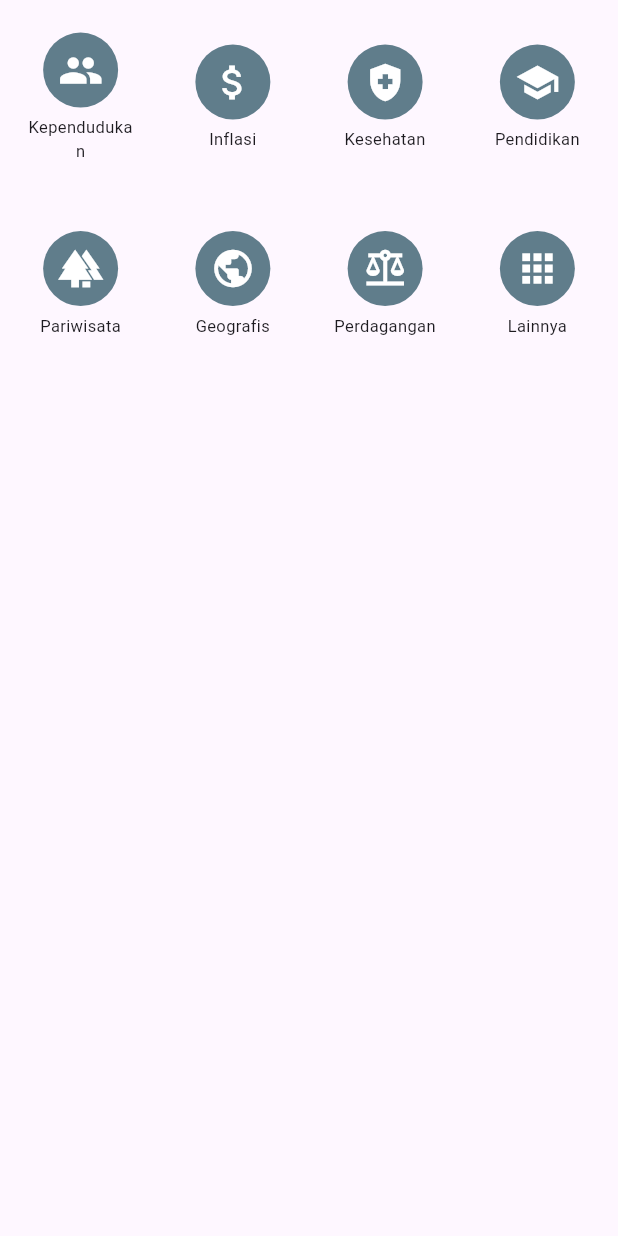
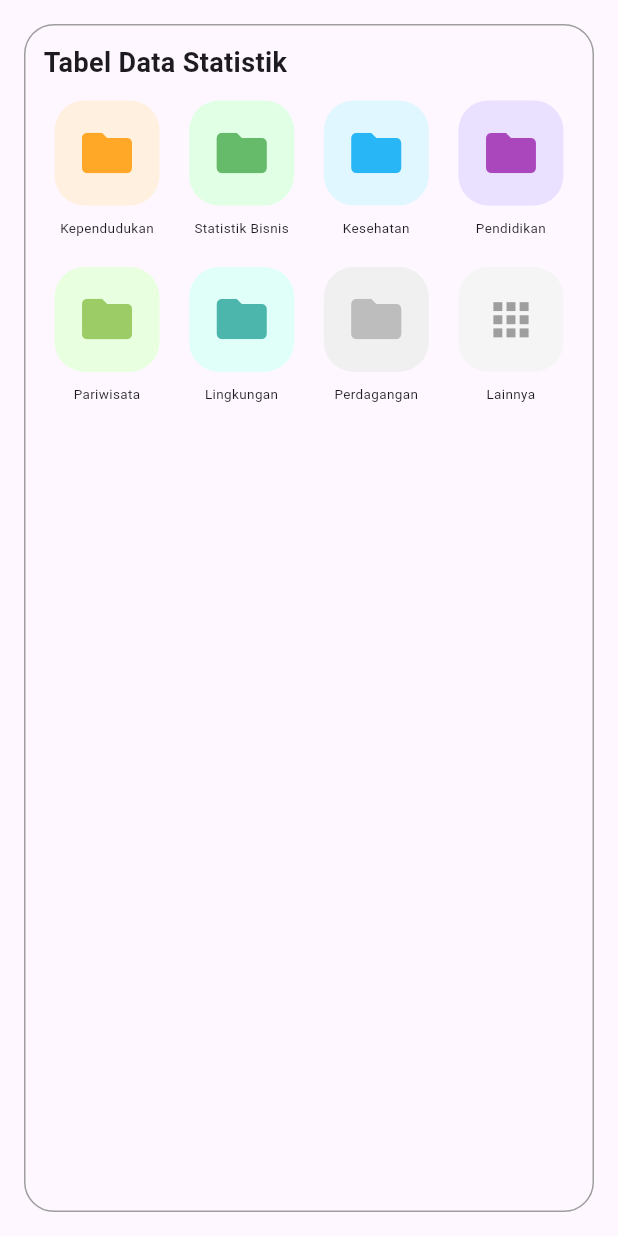
Before and after one commit to AmmaarSiraj/SITIGA, a Flutter app: the CategoryGrid widget shown alone on an empty page, opened directly, on a phone screen of 412 x 824 dp. Run offline on Flutter 3.47's test engine with Material 3 defaults, Android fonts, the phone set to English and light mode, and no system bars; our stand-ins replace carousel_slider, flutter_html, flutter_svg, gallery_saver, google_fonts, html_unescape and 2 more; network calls fail; statements that could not run were skipped; project files that could hold a hidden picture were left out.

Commit message:
part tabel

```diff
--- a/lib/HomeScreen/part_tabel.dart
+++ b/lib/HomeScreen/part_tabel.dart
@@ -1,60 +1,208 @@
 import 'package:flutter/material.dart';
+import 'package:http/http.dart' as http;
+import 'package:flutter_svg/flutter_svg.dart';
+import 'dart:convert';
 
-class CategoryGrid extends StatelessWidget {
-  final List<Map<String, dynamic>> categories = [
-    {'icon': Icons.people, 'label': 'Kependudukan'},
-    {'icon': Icons.attach_money, 'label': 'Inflasi'},
-    {'icon': Icons.health_and_safety, 'label': 'Kesehatan'},
-    {'icon': Icons.school, 'label': 'Pendidikan'},
-    {'icon': Icons.forest, 'label': 'Pariwisata'},
-    {'icon': Icons.public, 'label': 'Geografis'},
-    {'icon': Icons.balance, 'label': 'Perdagangan'},
+class CategoryGrid extends StatefulWidget {
+  const CategoryGrid({Key? key}) : super(key: key);
+
+  @override
+  _CategoryGridState createState() => _CategoryGridState();
+}
+
+class _CategoryGridState extends State<CategoryGrid> {
+  List<Map<String, dynamic>> subjects = [];
+  bool isLoading = true;
+
+  final List<Map<String, dynamic>> predefinedCategories = [
+    {'label': 'Kependudukan'},
+    {'label': 'Statistik Bisnis'},
+    {'label': 'Kesehatan'},
+    {'label': 'Pendidikan'},
+    {'label': 'Pariwisata'},
+    {'label': 'Lingkungan'},
+    {'label': 'Perdagangan'},
     {'icon': Icons.apps, 'label': 'Lainnya'},
   ];
 
-  CategoryGrid({Key? key}) : super(key: key);
+  final List<Color> backgroundColors = [
+    Color(0xFFFFF0E0),
+    Color(0xFFE0FFE5),
+    Color(0xFFE0F7FF),
+    Color(0xFFEAE0FF),
+    Color(0xFFE8FFE0),
+    Color(0xFFE0FFF8),
+    Color(0xFFF0F0F0),
+    Color(0xFFF5F5F5),
+  ];
+
+  final List<Color> iconColors = [
+    Color(0xFFFFA726),
+    Color(0xFF66BB6A),
+    Color(0xFF29B6F6),
+    Color(0xFFAB47BC),
+    Color(0xFF9CCC65),
+    Color(0xFF4DB6AC),
+    Color(0xFFBDBDBD),
+    Color(0xFF9E9E9E),
+  ];
+
+  @override
+  void initState() {
+    super.initState();
+    fetchSubjects();
+  }
+
+  Future<void> fetchSubjects() async {
+    final int totalPages = 4;
+    List<Map<String, dynamic>> allSubjects = [];
+
+    try {
+      for (int page = 1; page <= totalPages; page++) {
+        final url = Uri.parse(
+          "https://webapi.bps.go.id/v1/api/list/domain/3373/model/subjectcsa/page/$page/key/91e4d5e9c5a13e1b6214a14f037956de/",
+        );
+        final response = await http.get(url);
+
+        if (response.statusCode == 200) {
+          final data = json.decode(response.body);
+          if (data['data'] is List && data['data'].length > 1) {
+            final List<dynamic> rawList = data['data'][1];
+            allSubjects.addAll(rawList.cast<Map<String, dynamic>>());
+          }
+        }
+      }
+
+      setState(() {
+        subjects = allSubjects;
+        isLoading = false;
+      });
+    } catch (e) {
+      setState(() {
+        isLoading = false;
+      });
+      print("Error saat mengambil data: $e");
+    }
+  }
+
+   Widget buildCategoryItem(Map<String, dynamic> category, int index) {
+  final color = backgroundColors[index % backgroundColors.length];
+
+  final matchingSubject = subjects.firstWhere(
+    (subject) => subject['title']?.toString()?.toLowerCase()?.contains(category['label'].toString().toLowerCase()) ?? false,
+    orElse: () => {},
+  );
+
+  final String? iconUrl = matchingSubject['icon'];
+
+  if (category['label'] == 'Lainnya') {
+    return Column(
+      mainAxisSize: MainAxisSize.min,
+      children: [
+        Container(
+          width: 70,
+          height: 70,
+          decoration: BoxDecoration(
+            color: color,
+            borderRadius: BorderRadius.circular(20),
+          ),
+          child: Center(
+            child: Icon(
+              category['icon'] ?? Icons.apps,
+              size: 35,
+              color: iconColors[index % iconColors.length],
+            ),
+          ),
+        ),
+        SizedBox(height: 8),
+        Text(
+          category['label'],
+          textAlign: TextAlign.center,
+          style: TextStyle(fontSize: 9),
+        ),
+      ],
+    );
+  }
+
+  return Column(
+    mainAxisSize: MainAxisSize.min,
+    children: [
+      Container(
+        width: 70,
+        height: 70,
+        decoration: BoxDecoration(
+          color: color,
+          borderRadius: BorderRadius.circular(20),
+        ),
+        child: Center(
+          child: iconUrl != null
+              ? (iconUrl.endsWith('.svg')
+                  ? SvgPicture.network(
+                      Uri.encodeFull(iconUrl),
+                      width: 40,
+                      height: 40,
+                      placeholderBuilder: (context) => Icon(Icons.image, size: 40),
+                      color: iconColors[index % iconColors.length], // <= SVG bisa dikasih warna langsung
+                    )
+                  : ColorFiltered(
+                      colorFilter: ColorFilter.mode(
+                        iconColors[index % iconColors.length],
+                        BlendMode.srcIn,
+                      ),
+                      child: Image.network(
+                        Uri.encodeFull(iconUrl),
+                        width: 40,
+                        height: 40,
+                        errorBuilder: (context, error, stackTrace) => Icon(Icons.broken_image, size: 40),
+                      ),
+                    ))
+              : Icon(Icons.folder, size: 40, color: iconColors[index % iconColors.length]),
+        ),
+      ),
+      SizedBox(height: 8),
+      Text(
+        category['label'],
+        textAlign: TextAlign.center,
+        style: TextStyle(fontSize: 9),
+      ),
+    ],
+  );
+}
 
   @override
   Widget build(BuildContext context) {
-    return Padding(
-      padding: const EdgeInsets.all(8.0),
-      child: GridView.builder(
-        shrinkWrap: true,
-        physics: const NeverScrollableScrollPhysics(),
-        gridDelegate: const SliverGridDelegateWithFixedCrossAxisCount(
-          crossAxisCount: 4,
-          childAspectRatio: 0.8,
-          crossAxisSpacing: 10,
-          mainAxisSpacing: 10,
-        ),
-        itemCount: categories.length,
-        itemBuilder: (context, index) {
-          return Column(
-            mainAxisAlignment: MainAxisAlignment.center,
-            children: [
-              CircleAvatar(
-                radius: 25,
-                backgroundColor: Colors.blueGrey,
-                child: Icon(
-                  categories[index]['icon'],
-                  size: 30,
-                  color: const Color.fromARGB(255, 255, 255, 255),
+    return Container(
+      margin: EdgeInsets.all(16),
+      padding: EdgeInsets.all(12),
+      decoration: BoxDecoration(
+        border: Border.all(color: Colors.grey),
+        borderRadius: BorderRadius.circular(20),
+      ),
+      child: Column(
+        crossAxisAlignment: CrossAxisAlignment.start,
+        children: [
+          Text(
+            'Tabel Data Statistik',
+            style: TextStyle(fontWeight: FontWeight.bold, fontSize: 18),
+          ),
+          SizedBox(height: 12),
+          isLoading
+              ? Center(child: CircularProgressIndicator())
+              : GridView.builder(
+                  shrinkWrap: true,
+                  physics: NeverScrollableScrollPhysics(),
+                  gridDelegate: SliverGridDelegateWithMaxCrossAxisExtent(
+                    maxCrossAxisExtent: 110,
+                    mainAxisSpacing: 5,
+                    crossAxisSpacing: 5,
+                    childAspectRatio: 0.8,
+                  ),
+                  itemCount: predefinedCategories.length,
+                  itemBuilder: (context, index) {
+                    return buildCategoryItem(predefinedCategories[index], index);
+                  },
                 ),
-              ),
-              const SizedBox(height: 5),
-              SizedBox(
-                width: 70,
-                child: Text(
-                  categories[index]['label'],
-                  textAlign: TextAlign.center,
-                  style: const TextStyle(fontSize: 11),
-                  maxLines: 2,
-                  overflow: TextOverflow.ellipsis,
-                ),
-              ),
-            ],
-          );
-        },
+        ],
       ),
     );
   }
--- a/pubspec.yaml
+++ b/pubspec.yaml
@@ -25,6 +25,7 @@ dependencies:
   flutter_html: ^3.0.0-beta.2
   html_unescape: ^2.0.0
   provider: ^6.1.4
+  flutter_svg: ^2.0.7
 
 dev_dependencies:
   flutter_test:
```
Also changed, not shown: pubspec.lock.
